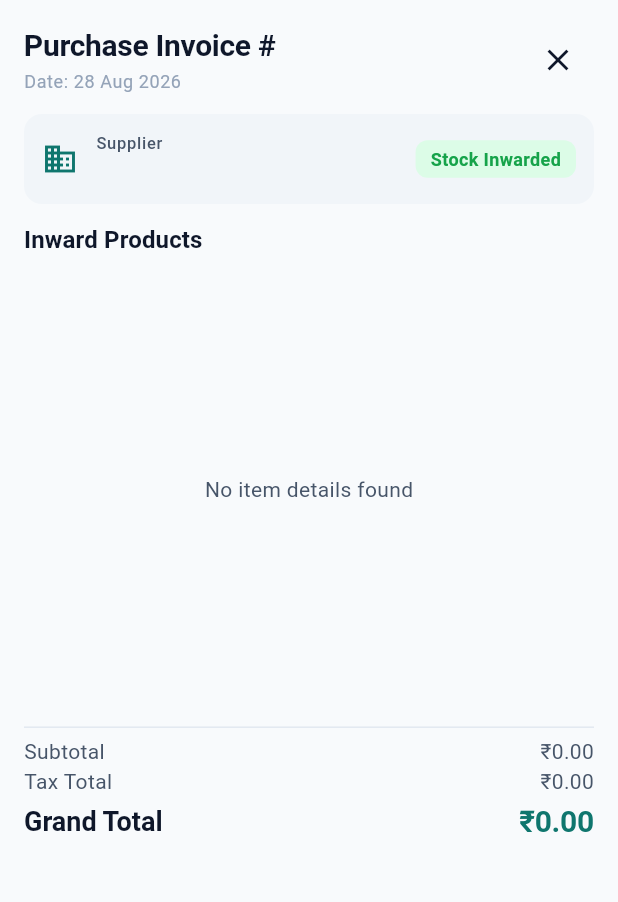
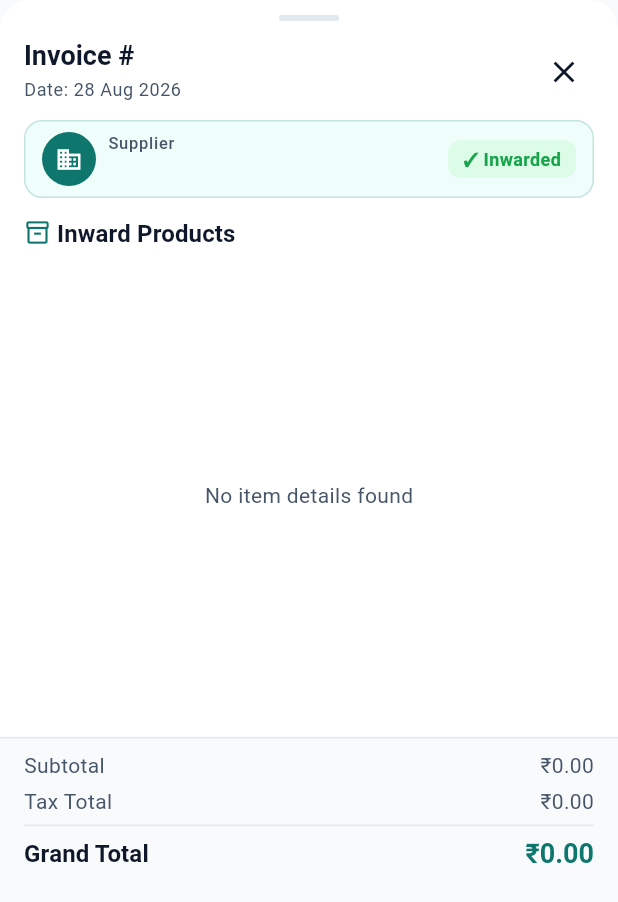
Before and after one commit to Sachinxcode-01/kirana-os, a Flutter app: the PurchaseDetailsModal widget shown alone on an empty page, opened directly with empty values, on a phone screen of 412 x 824 dp. Shown: the top 902 px of the screen. Run offline on Flutter 3.47's test engine with Material 3 defaults, Android fonts, the phone set to English and light mode, and no system bars; our stand-ins replace connectivity_plus, drift, drift_flutter, flutter_animate, flutter_riverpod, flutter_secure_storage and 9 more; missing offline and left inert: mobile_scanner; accounts and stored records are empty; generated files the repository leaves out were written again.

Commit message:
style(purchases): polish Purchase Details Modal layout with drag handle, supplier card, aligned items and totals footer

```diff
--- a/apps/mobile/lib/features/purchases/presentation/widgets/purchase_details_modal.dart
+++ b/apps/mobile/lib/features/purchases/presentation/widgets/purchase_details_modal.dart
@@ -24,32 +24,59 @@ class PurchaseDetailsModal extends ConsumerWidget {
 
     return DraggableScrollableSheet(
       expand: false,
-      initialChildSize: 0.7,
-      maxChildSize: 0.9,
+      initialChildSize: 0.72,
+      maxChildSize: 0.95,
+      minChildSize: 0.4,
       builder: (context, scrollController) {
         return Container(
-          padding: const EdgeInsets.all(KiranaSpacing.lg),
+          decoration: const BoxDecoration(
+            color: Colors.white,
+            borderRadius: BorderRadius.vertical(top: Radius.circular(20)),
+          ),
           child: Column(
             crossAxisAlignment: CrossAxisAlignment.stretch,
             children: [
-              Row(
-                mainAxisAlignment: MainAxisAlignment.spaceBetween,
+              // Drag Handle
+              Center(
+                child: Container(
+                  margin: const EdgeInsets.only(top: 10, bottom: 6),
+                  width: 40,
+                  height: 4,
+                  decoration: BoxDecoration(
+                    color: KiranaColors.outlineVariant,
+                    borderRadius: BorderRadius.circular(2),
+                  ),
+                ),
+              ),
+
+              // Header: Invoice title + close button
+              Padding(
+                padding: const EdgeInsets.fromLTRB(
+                    KiranaSpacing.lg, KiranaSpacing.xs, KiranaSpacing.md, 0),
+                child: Row(
+                  crossAxisAlignment: CrossAxisAlignment.start,
                   children: [
-                  Column(
+                    Expanded(
+                      child: Column(
                         crossAxisAlignment: CrossAxisAlignment.start,
                         children: [
                           Text(
-                        'Purchase Invoice #${purchase.invoiceNumber}',
-                        style: KiranaTypography.headlineMedium.copyWith(
+                            'Invoice #${purchase.invoiceNumber}',
+                            style: KiranaTypography.titleLarge.copyWith(
                               fontWeight: FontWeight.bold,
                             ),
+                            maxLines: 1,
+                            overflow: TextOverflow.ellipsis,
                           ),
                           const SizedBox(height: 2),
                           Text(
                             'Date: ${DateFormatter.formatDate(purchase.invoiceDate)}',
-                        style: KiranaTypography.bodySmall,
+                            style: KiranaTypography.bodySmall.copyWith(
+                              color: KiranaColors.textSecondary,
+                            ),
                           ),
                         ],
+                      ),
                     ),
                     IconButton(
                       icon: const Icon(Icons.close),
@@ -57,31 +84,53 @@ class PurchaseDetailsModal extends ConsumerWidget {
                     ),
                   ],
                 ),
-              const SizedBox(height: KiranaSpacing.md),
+              ),
+
+              const SizedBox(height: KiranaSpacing.sm),
 
               // Supplier Summary Card
-              Card(
-                color: KiranaColors.surfaceVariant,
+              Padding(
+                padding:
+                    const EdgeInsets.symmetric(horizontal: KiranaSpacing.lg),
+                child: Card(
+                  elevation: 0,
+                  color: KiranaColors.primaryContainer.withValues(alpha: 0.3),
                   shape: RoundedRectangleBorder(
                     borderRadius: KiranaRadius.borderMd,
+                    side: BorderSide(
+                        color: KiranaColors.primary.withValues(alpha: 0.2)),
                   ),
                   child: Padding(
-                  padding: const EdgeInsets.all(KiranaSpacing.md),
+                    padding: const EdgeInsets.symmetric(
+                        horizontal: KiranaSpacing.md,
+                        vertical: KiranaSpacing.sm),
                     child: Row(
                       children: [
-                      const Icon(Icons.business, color: KiranaColors.primary),
-                      const SizedBox(width: KiranaSpacing.md),
+                        CircleAvatar(
+                          radius: 18,
+                          backgroundColor: KiranaColors.primary,
+                          child: const Icon(Icons.business,
+                              color: Colors.white, size: 18),
+                        ),
+                        const SizedBox(width: KiranaSpacing.sm),
                         Expanded(
                           child: Column(
                             crossAxisAlignment: CrossAxisAlignment.start,
                             children: [
-                            const Text('Supplier',
-                                style: KiranaTypography.labelSmall),
                               Text(
-                              purchase.supplierNameSnapshot ?? 'General Vendor',
+                                'Supplier',
+                                style: KiranaTypography.labelSmall.copyWith(
+                                  color: KiranaColors.textSecondary,
+                                ),
+                              ),
+                              Text(
+                                purchase.supplierNameSnapshot ??
+                                    'General Vendor',
                                 style: KiranaTypography.titleMedium.copyWith(
                                   fontWeight: FontWeight.bold,
                                 ),
+                                maxLines: 1,
+                                overflow: TextOverflow.ellipsis,
                               ),
                             ],
                           ),
@@ -94,7 +143,7 @@ class PurchaseDetailsModal extends ConsumerWidget {
                             borderRadius: KiranaRadius.borderSm,
                           ),
                           child: const Text(
-                          'Stock Inwarded',
+                            '✓ Inwarded',
                             style: TextStyle(
                               color: KiranaColors.success,
                               fontWeight: FontWeight.bold,
@@ -106,13 +155,30 @@ class PurchaseDetailsModal extends ConsumerWidget {
                     ),
                   ),
                 ),
+              ),
+
               const SizedBox(height: KiranaSpacing.md),
 
-              Text('Inward Products',
+              // Section Title: Inward Products
+              Padding(
+                padding:
+                    const EdgeInsets.symmetric(horizontal: KiranaSpacing.lg),
+                child: Row(
+                  children: [
+                    const Icon(Icons.inventory_2_outlined,
+                        size: 18, color: KiranaColors.primary),
+                    const SizedBox(width: KiranaSpacing.xs),
+                    Text(
+                      'Inward Products',
                       style: KiranaTypography.titleMedium
-                      .copyWith(fontWeight: FontWeight.bold)),
+                          .copyWith(fontWeight: FontWeight.bold),
+                    ),
+                  ],
+                ),
+              ),
               const SizedBox(height: KiranaSpacing.xs),
 
+              // Items List
               Expanded(
                 child: FutureBuilder(
                   future: local.getPurchaseItems(purchase.id),
@@ -123,38 +189,71 @@ class PurchaseDetailsModal extends ConsumerWidget {
 
                     final items = snapshot.data ?? [];
                     if (items.isEmpty) {
-                      return const Center(child: Text('No item details found'));
+                      return const Center(
+                        child: Text('No item details found'),
+                      );
                     }
 
                     return ListView.separated(
                       controller: scrollController,
+                      padding: const EdgeInsets.symmetric(
+                          horizontal: KiranaSpacing.lg),
                       itemCount: items.length,
-                      separatorBuilder: (_, __) => const Divider(height: 1),
+                      separatorBuilder: (_, __) =>
+                          const Divider(height: 1, indent: 8, endIndent: 8),
                       itemBuilder: (context, index) {
                         final item = items[index];
                         return Padding(
-                          padding: const EdgeInsets.symmetric(vertical: 8),
+                          padding: const EdgeInsets.symmetric(vertical: 10),
                           child: Row(
-                            mainAxisAlignment: MainAxisAlignment.spaceBetween,
+                            crossAxisAlignment: CrossAxisAlignment.center,
                             children: [
+                              // Item number badge
+                              Container(
+                                width: 28,
+                                height: 28,
+                                alignment: Alignment.center,
+                                decoration: BoxDecoration(
+                                  color: KiranaColors.primary
+                                      .withValues(alpha: 0.1),
+                                  borderRadius: BorderRadius.circular(6),
+                                ),
+                                child: Text(
+                                  '${index + 1}',
+                                  style: TextStyle(
+                                    fontSize: 12,
+                                    fontWeight: FontWeight.bold,
+                                    color: KiranaColors.primary,
+                                  ),
+                                ),
+                              ),
+                              const SizedBox(width: KiranaSpacing.sm),
                               Expanded(
                                 child: Column(
                                   crossAxisAlignment: CrossAxisAlignment.start,
                                   children: [
                                     Text(
-                                      'Item #${index + 1}',
+                                      item.productId.length > 8
+                                          ? 'Product #${index + 1}'
+                                          : item.productId,
                                       style:
                                           KiranaTypography.bodyMedium.copyWith(
                                         fontWeight: FontWeight.bold,
                                       ),
+                                      maxLines: 1,
+                                      overflow: TextOverflow.ellipsis,
                                     ),
                                     Text(
-                                      '${item.quantity.toStringAsFixed(0)} units @ ${_formatRupees(item.purchasePricePaise.toInt())} / unit (Tax ${item.taxRate.toStringAsFixed(0)}%)',
-                                      style: KiranaTypography.bodySmall,
+                                      '${item.quantity.toStringAsFixed(0)} units × ${_formatRupees(item.purchasePricePaise.toInt())}  •  Tax ${item.taxRate.toStringAsFixed(0)}%',
+                                      style:
+                                          KiranaTypography.bodySmall.copyWith(
+                                        color: KiranaColors.textSecondary,
+                                      ),
                                     ),
                                   ],
                                 ),
                               ),
+                              const SizedBox(width: KiranaSpacing.xs),
                               Text(
                                 _formatRupees(item.totalPaise.toInt()),
                                 style: KiranaTypography.titleMedium.copyWith(
@@ -171,39 +270,43 @@ class PurchaseDetailsModal extends ConsumerWidget {
                 ),
               ),
 
-              const Divider(height: KiranaSpacing.md),
-
-              Row(
-                mainAxisAlignment: MainAxisAlignment.spaceBetween,
+              // Totals Footer
+              Container(
+                padding: const EdgeInsets.fromLTRB(KiranaSpacing.lg,
+                    KiranaSpacing.sm, KiranaSpacing.lg, KiranaSpacing.md),
+                decoration: BoxDecoration(
+                  color: KiranaColors.surfaceVariant.withValues(alpha: 0.5),
+                  border: Border(
+                    top: BorderSide(
+                        color: KiranaColors.outlineVariant, width: 1),
+                  ),
+                ),
+                child: SafeArea(
+                  child: Column(
                     children: [
-                  const Text('Subtotal', style: KiranaTypography.bodyMedium),
-                  Text(_formatRupees(purchase.subtotalPaise),
-                      style: KiranaTypography.bodyMedium),
+                      // Subtotal row
+                      _TotalRow(
+                        label: 'Subtotal',
+                        value: _formatRupees(purchase.subtotalPaise),
+                        isNormal: true,
+                      ),
+                      const SizedBox(height: 4),
+                      // Tax row
+                      _TotalRow(
+                        label: 'Tax Total',
+                        value: _formatRupees(purchase.taxTotalPaise),
+                        isNormal: true,
+                      ),
+                      const Divider(height: KiranaSpacing.md, thickness: 1),
+                      // Grand Total row
+                      _TotalRow(
+                        label: 'Grand Total',
+                        value: _formatRupees(purchase.totalPaise),
+                        isGrandTotal: true,
+                      ),
                     ],
                   ),
-              Row(
-                mainAxisAlignment: MainAxisAlignment.spaceBetween,
-                children: [
-                  const Text('Tax Total', style: KiranaTypography.bodyMedium),
-                  Text(_formatRupees(purchase.taxTotalPaise),
-                      style: KiranaTypography.bodyMedium),
-                ],
                 ),
-              const SizedBox(height: 4),
-              Row(
-                mainAxisAlignment: MainAxisAlignment.spaceBetween,
-                children: [
-                  Text('Grand Total',
-                      style: KiranaTypography.titleLarge
-                          .copyWith(fontWeight: FontWeight.bold)),
-                  Text(
-                    _formatRupees(purchase.totalPaise),
-                    style: KiranaTypography.headlineMedium.copyWith(
-                      color: KiranaColors.primary,
-                      fontWeight: FontWeight.bold,
-                    ),
-                  ),
-                ],
               ),
             ],
           ),
@@ -212,3 +315,43 @@ class PurchaseDetailsModal extends ConsumerWidget {
     );
   }
 }
+
+class _TotalRow extends StatelessWidget {
+  final String label;
+  final String value;
+  final bool isGrandTotal;
+  final bool isNormal;
+
+  const _TotalRow({
+    required this.label,
+    required this.value,
+    this.isGrandTotal = false,
+    this.isNormal = false,
+  });
+
+  @override
+  Widget build(BuildContext context) {
+    return Row(
+      mainAxisAlignment: MainAxisAlignment.spaceBetween,
+      children: [
+        Text(
+          label,
+          style: isGrandTotal
+              ? KiranaTypography.titleMedium
+                  .copyWith(fontWeight: FontWeight.bold)
+              : KiranaTypography.bodyMedium
+                  .copyWith(color: KiranaColors.textSecondary),
+        ),
+        Text(
+          value,
+          style: isGrandTotal
+              ? KiranaTypography.titleLarge.copyWith(
+                  color: KiranaColors.primary,
+                  fontWeight: FontWeight.bold,
+                )
+              : KiranaTypography.bodyMedium,
+        ),
+      ],
+    );
+  }
+}
```
Lines whose indentation alone changed are shown as unchanged.
